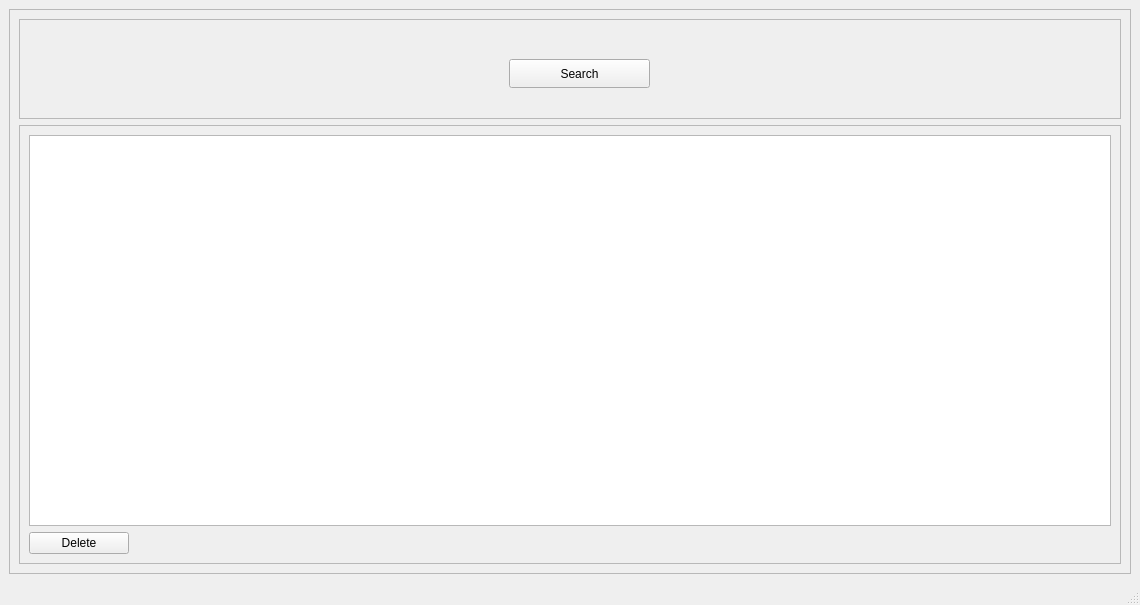
The window that UIFiles/myAlerts.ui (ShubhamMandavkar/TYLiveProjectt-StockAutomationSystem) describes before a commit, drawn with Qt 5.
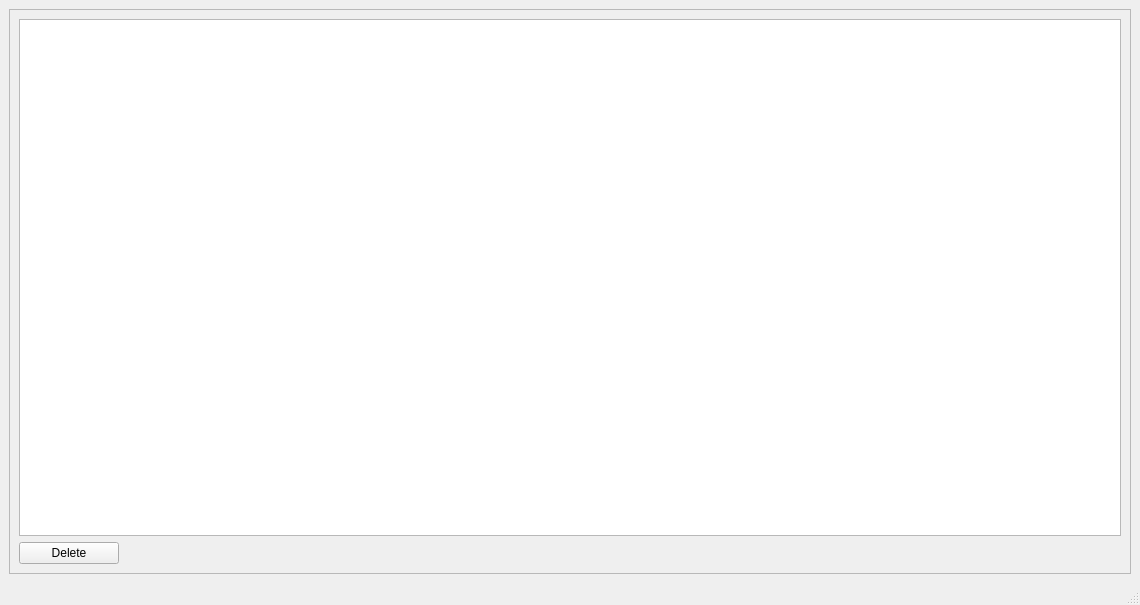
The same window after the commit.

Commit message: changed ui files- remove the navigation panel from all pages except home page

```diff
--- a/UIFiles/myAlerts.ui
+++ b/UIFiles/myAlerts.ui
@@ -16,50 +16,6 @@
   <widget class="QWidget" name="centralwidget">
    <layout class="QHBoxLayout" name="horizontalLayout">
     <item>
-     <widget class="QFrame" name="frame_2">
-      <property name="frameShape">
-       <enum>QFrame::StyledPanel</enum>
-      </property>
-      <property name="frameShadow">
-       <enum>QFrame::Raised</enum>
-      </property>
-      <layout class="QVBoxLayout" name="verticalLayout">
-       <item>
-        <widget class="QFrame" name="frame">
-         <property name="minimumSize">
-          <size>
-           <width>0</width>
-           <height>100</height>
-          </size>
-         </property>
-         <property name="maximumSize">
-          <size>
-           <width>16777215</width>
-           <height>100</height>
-          </size>
-         </property>
-         <property name="frameShape">
-          <enum>QFrame::StyledPanel</enum>
-         </property>
-         <property name="frameShadow">
-          <enum>QFrame::Raised</enum>
-         </property>
-         <widget class="QPushButton" name="btnSearch">
-          <property name="geometry">
-           <rect>
-            <x>490</x>
-            <y>40</y>
-            <width>141</width>
-            <height>29</height>
-           </rect>
-          </property>
-          <property name="text">
-           <string>Search</string>
-          </property>
-         </widget>
-        </widget>
-       </item>
-       <item>
         <widget class="QFrame" name="frame_4">
          <property name="frameShape">
           <enum>QFrame::StyledPanel</enum>
@@ -95,9 +51,6 @@
             <property name="text">
              <string>Delete</string>
             </property>
-           </widget>
-          </item>
-         </layout>
         </widget>
        </item>
       </layout>
```
Lines whose indentation alone changed are shown as unchanged. The commit also changes 14 other files.
